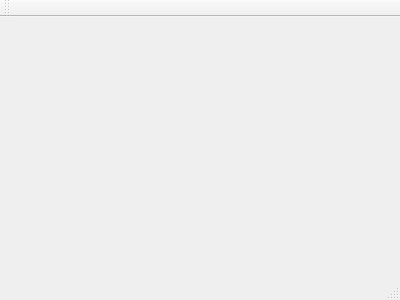
Qt form MainWindow.ui (BernieTs/CurrencyRateCrawler) before a commit.
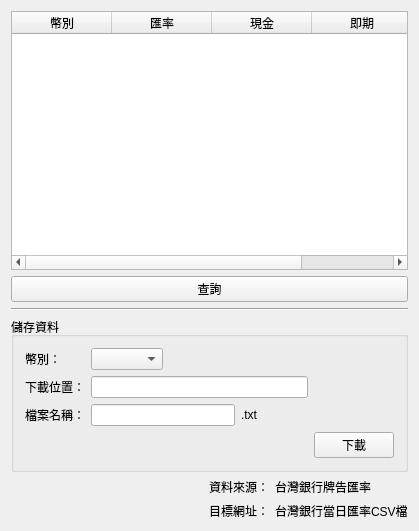
The same form after that commit.

Commit message: 增加UI介面初版並加入透過onUpdateTableWidget將csv中資料show在table widget上。

```diff
--- a/MainWindow.ui
+++ b/MainWindow.ui
@@ -1,24 +1,184 @@
 <ui version="4.0">
  <class>MainWindow</class>
- <widget class="QMainWindow" name="MainWindow" >
-  <property name="geometry" >
+ <widget class="QMainWindow" name="MainWindow">
+  <property name="geometry">
    <rect>
     <x>0</x>
     <y>0</y>
-    <width>400</width>
-    <height>300</height>
+    <width>419</width>
+    <height>531</height>
    </rect>
   </property>
   <property name="windowTitle" >
    <string>MainWindow</string>
   </property>
-  <widget class="QMenuBar" name="menuBar" />
-  <widget class="QToolBar" name="mainToolBar" />
-  <widget class="QWidget" name="centralWidget" />
-  <widget class="QStatusBar" name="statusBar" />
+  <widget class="QWidget" name="centralWidget">
+   <layout class="QGridLayout" name="gridLayout_3">
+    <item row="0" column="0" colspan="2">
+     <widget class="QTableWidget" name="tableWidget">
+      <property name="editTriggers">
+       <set>QAbstractItemView::NoEditTriggers</set>
+      </property>
+      <attribute name="horizontalHeaderVisible">
+       <bool>true</bool>
+      </attribute>
+      <attribute name="horizontalHeaderCascadingSectionResizes">
+       <bool>false</bool>
+      </attribute>
+      <attribute name="verticalHeaderStretchLastSection">
+       <bool>false</bool>
+      </attribute>
+      <column>
+       <property name="text">
+        <string>幣別</string>
+       </property>
+      </column>
+      <column>
+       <property name="text">
+        <string>匯率</string>
+       </property>
+      </column>
+      <column>
+       <property name="text">
+        <string>現金</string>
+       </property>
+      </column>
+      <column>
+       <property name="text">
+        <string>即期</string>
+       </property>
+      </column>
+     </widget>
+    </item>
+    <item row="1" column="0" colspan="2">
+     <widget class="QPushButton" name="btn_Request">
+      <property name="text">
+       <string>查詢</string>
+      </property>
+     </widget>
+    </item>
+    <item row="2" column="0" colspan="2">
+     <widget class="Line" name="line">
+      <property name="orientation">
+       <enum>Qt::Horizontal</enum>
+      </property>
+     </widget>
+    </item>
+    <item row="3" column="0" colspan="2">
+     <widget class="QGroupBox" name="groupBox">
+      <property name="title">
+       <string>儲存資料</string>
+      </property>
+      <layout class="QGridLayout" name="gridLayout">
+       <item row="0" column="0">
+        <widget class="QLabel" name="label">
+         <property name="text">
+          <string>幣別：</string>
+         </property>
+        </widget>
+       </item>
+       <item row="0" column="1">
+        <widget class="QComboBox" name="comboBox_currency"/>
+       </item>
+       <item row="0" column="2" colspan="2">
+        <spacer name="horizontalSpacer">
+         <property name="orientation">
+          <enum>Qt::Horizontal</enum>
+         </property>
+         <property name="sizeHint" stdset="0">
+          <size>
+           <width>150</width>
+           <height>20</height>
+          </size>
+         </property>
+        </spacer>
+       </item>
+       <item row="1" column="0">
+        <widget class="QLabel" name="label_2">
+         <property name="text">
+          <string>下載位置：</string>
+         </property>
+        </widget>
+       </item>
+       <item row="1" column="1" colspan="3">
+        <widget class="QLineEdit" name="lineEdit_filePath"/>
+       </item>
+       <item row="2" column="0">
+        <widget class="QLabel" name="label_3">
+         <property name="text">
+          <string>檔案名稱：</string>
+         </property>
+        </widget>
+       </item>
+       <item row="2" column="1" colspan="2">
+        <widget class="QLineEdit" name="lineEdit_fileName"/>
+       </item>
+       <item row="2" column="3">
+        <widget class="QLabel" name="label_4">
+         <property name="text">
+          <string>.txt</string>
+         </property>
+        </widget>
+       </item>
+       <item row="3" column="4">
+        <widget class="QPushButton" name="btn_download">
+         <property name="text">
+          <string>下載</string>
+         </property>
+        </widget>
+       </item>
+      </layout>
+     </widget>
+    </item>
+    <item row="4" column="0">
+     <spacer name="horizontalSpacer_2">
+      <property name="orientation">
+       <enum>Qt::Horizontal</enum>
+      </property>
+      <property name="sizeHint" stdset="0">
+       <size>
+        <width>216</width>
+        <height>20</height>
+       </size>
+      </property>
+     </spacer>
+    </item>
+    <item row="4" column="1">
+     <layout class="QGridLayout" name="gridLayout_2">
+      <item row="0" column="0">
+       <widget class="QLabel" name="label_5">
+        <property name="text">
+         <string>資料來源：</string>
+        </property>
+       </widget>
+      </item>
+      <item row="0" column="1">
+       <widget class="QLabel" name="label_Source">
+        <property name="text">
+         <string>台灣銀行牌告匯率</string>
+        </property>
+       </widget>
+      </item>
+      <item row="1" column="0">
+       <widget class="QLabel" name="label_7">
+        <property name="text">
+         <string>目標網址：</string>
+        </property>
+       </widget>
+      </item>
+      <item row="1" column="1">
+       <widget class="QLabel" name="label_CSVSource">
+        <property name="text">
+         <string>台灣銀行當日匯率CSV檔</string>
+        </property>
+       </widget>
+      </item>
+     </layout>
+    </item>
+   </layout>
+  </widget>
  </widget>
- <layoutDefault spacing="6" margin="11" />
- <pixmapfunction></pixmapfunction>
+ <layoutdefault spacing="6" margin="11"/>
  <resources/>
  <connections/>
 </ui>
```
Left out of the diff: 3 changed lines with no effect on the pictures. The commit also changes 3 other files.
